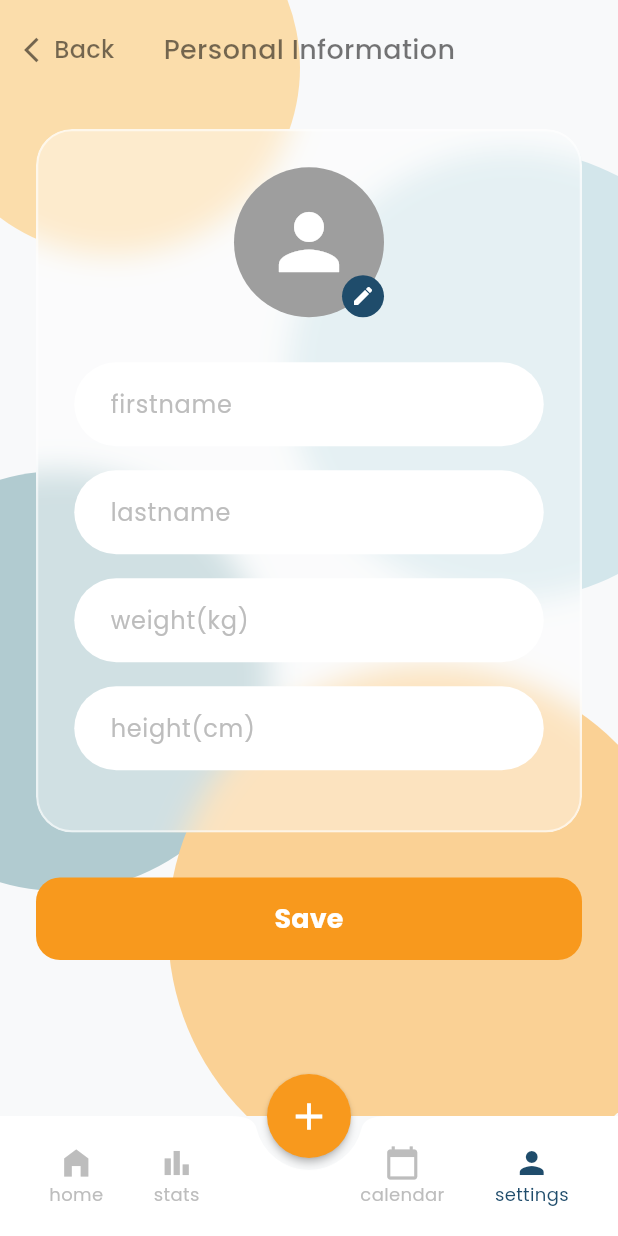
After one commit to xilonm-1/MobileApplicationHealthDay, a Flutter app: the PersonalInfoScreen screen opened directly, on a phone screen of 412 x 824 dp. The commit adds this screen. Run offline on Flutter 3.47's test engine with Material 3 defaults, Android fonts, the light colour scheme and no system bars; our stand-ins replace table_calendar.

Commit message:
personal_info_updated

```diff
--- /dev/null
+++ b/lib/screens/personal_info_screen.dart
@@ -0,0 +1,282 @@
+import 'dart:ui';
+import 'package:flutter/material.dart';
+
+class PersonalInfoScreen extends StatefulWidget {
+  const PersonalInfoScreen({Key? key}) : super(key: key);
+
+  @override
+  State<PersonalInfoScreen> createState() => _PersonalInfoScreenState();
+}
+
+class _PersonalInfoScreenState extends State<PersonalInfoScreen> {
+  @override
+  Widget build(BuildContext context) {
+    return Scaffold(
+      backgroundColor: const Color(0xFFF8F9FA), // สีพื้นหลังหลักขาวอมเทานิดๆ
+      body: Stack(
+        children: [
+          // พื้นหลังลูกกลมๆ สีส้ม (บนซ้าย)
+          Positioned(
+            top: -80,
+            left: -50,
+            child: Container(
+              width: 250,
+              height: 250,
+              decoration: const BoxDecoration(
+                shape: BoxShape.circle,
+                color: Color(0xFFFBDDAB), // สีส้มอ่อน
+              ),
+            ),
+          ),
+          // พื้นหลังลูกกลมๆ สีฟ้า (บนขวา)
+          Positioned(
+            top: 100,
+            right: -80,
+            child: Container(
+              width: 300,
+              height: 300,
+              decoration: const BoxDecoration(
+                shape: BoxShape.circle,
+                color: Color(0xFFD3E6EB), // สีฟ้าอ่อน
+              ),
+            ),
+          ),
+          // พื้นหลังลูกกลมๆ สีฟ้า (ล่างซ้าย)
+          Positioned(
+            bottom: 150,
+            left: -100,
+            child: Container(
+              width: 280,
+              height: 280,
+              decoration: const BoxDecoration(
+                shape: BoxShape.circle,
+                color: Color(0xFFB1CBD0), // สีฟ้าเข้มขึ้นมานิดนึง
+              ),
+            ),
+          ),
+          // พื้นหลังลูกกลมๆ สีส้ม (ล่างขวา)
+          Positioned(
+            bottom: -50,
+            right: -50,
+            child: Container(
+              width: 350,
+              height: 350,
+              decoration: const BoxDecoration(
+                shape: BoxShape.circle,
+                color: Color(0xFFFAD195), // สีส้ม
+              ),
+            ),
+          ),
+
+          // ส่วนของ UI หลัก
+          SafeArea(
+            child: Column(
+              children: [
+                // Header (ปุ่ม Back และ Title)
+                Padding(
+                  padding: const EdgeInsets.symmetric(horizontal: 16, vertical: 20),
+                  child: Row(
+                    children: [
+                      GestureDetector(
+                        onTap: () {
+                          Navigator.pop(context); // กลับไปหน้า Home
+                        },
+                        child: Row(
+                          children: const [
+                            Icon(Icons.arrow_back_ios, color: Colors.black54, size: 20),
+                            Text(
+                              "Back",
+                              style: TextStyle(
+                                color: Colors.black54,
+                                fontSize: 16,
+                                fontWeight: FontWeight.w500,
+                              ),
+                            ),
+                          ],
+                        ),
+                      ),
+                      const Expanded(
+                        child: Center(
+                          child: Text(
+                            "Personal Information",
+                            style: TextStyle(
+                              color: Colors.black54,
+                              fontSize: 18,
+                              fontWeight: FontWeight.w500,
+                            ),
+                          ),
+                        ),
+                      ),
+                      const SizedBox(width: 60), // บาลานซ์ช่องว่างให้ Title อยู่ตรงกลาง
+                    ],
+                  ),
+                ),
+
+                Expanded(
+                  child: SingleChildScrollView(
+                    padding: const EdgeInsets.symmetric(horizontal: 24),
+                    child: Column(
+                      children: [
+                        const SizedBox(height: 20),
+                        // วิดเจ็ตแบบกระจก (Glassmorphism)
+                        ClipRRect(
+                          borderRadius: BorderRadius.circular(24),
+                          child: BackdropFilter(
+                            filter: ImageFilter.blur(sigmaX: 10, sigmaY: 10),
+                            child: Container(
+                              padding: const EdgeInsets.all(24),
+                              decoration: BoxDecoration(
+                                color: Colors.white.withOpacity(0.4),
+                                borderRadius: BorderRadius.circular(24),
+                                border: Border.all(
+                                  color: Colors.white.withOpacity(0.6),
+                                  width: 1.5,
+                                ),
+                              ),
+                              child: Column(
+                                children: [
+                                  // รูปโปรไฟล์และไอคอนแก้ไข
+                                  Stack(
+                                    alignment: Alignment.bottomRight,
+                                    children: [
+                                      const CircleAvatar(
+                                        radius: 50,
+                                        backgroundColor: Colors.grey,
+                                        child: Icon(
+                                          Icons.person,
+                                          size: 60,
+                                          color: Colors.white,
+                                        ),
+                                      ),
+                                      Container(
+                                        padding: const EdgeInsets.all(6),
+                                        decoration: const BoxDecoration(
+                                          color: Color(0xFF1F4C6B),
+                                          shape: BoxShape.circle,
+                                        ),
+                                        child: const Icon(
+                                          Icons.edit,
+                                          color: Colors.white,
+                                          size: 16,
+                                        ),
+                                      ),
+                                    ],
+                                  ),
+                                  const SizedBox(height: 30),
+
+                                  // ช่องกรอกข้อมูล
+                                  _buildTextField("firstname"),
+                                  _buildTextField("lastname"),
+                                  _buildTextField("weight(kg)"), // แก้จาก km เป็น kg ให้แล้วครับ
+                                  _buildTextField("height(cm)"),
+                                ],
+                              ),
+                            ),
+                          ),
+                        ),
+
+                        const SizedBox(height: 30),
+
+                        // ปุ่ม Save
+                        SizedBox(
+                          width: double.infinity,
+                          height: 55,
+                          child: ElevatedButton(
+                            onPressed: () {
+                              // ใส่ Logic ตอนกด Save ตรงนี้
+                            },
+                            style: ElevatedButton.styleFrom(
+                              backgroundColor: const Color(0xFFF8991D), // สีส้ม
+                              shape: RoundedRectangleBorder(
+                                borderRadius: BorderRadius.circular(16),
+                              ),
+                              elevation: 0,
+                            ),
+                            child: const Text(
+                              "Save",
+                              style: TextStyle(
+                                fontSize: 18,
+                                fontWeight: FontWeight.bold,
+                                color: Colors.white,
+                              ),
+                            ),
+                          ),
+                        ),
+                        const SizedBox(height: 40),
+                      ],
+                    ),
+                  ),
+                ),
+              ],
+            ),
+          ),
+        ],
+      ),
+
+      // ส่วนของ Bottom Navigation Bar แบบมีปุ่มตรงกลาง
+      floatingActionButton: FloatingActionButton(
+        onPressed: () {},
+        backgroundColor: const Color(0xFFF8991D),
+        elevation: 2,
+        shape: RoundedRectangleBorder(borderRadius: BorderRadius.circular(50)),
+        child: const Icon(Icons.add, color: Colors.white, size: 30),
+      ),
+      floatingActionButtonLocation: FloatingActionButtonLocation.centerDocked,
+      bottomNavigationBar: BottomAppBar(
+        shape: const CircularNotchedRectangle(),
+        notchMargin: 8.0,
+        color: Colors.white,
+        child: SizedBox(
+          height: 60,
+          child: Row(
+            mainAxisAlignment: MainAxisAlignment.spaceAround,
+            children: [
+              _buildBottomNavItem(Icons.home_filled, "home", false),
+              _buildBottomNavItem(Icons.bar_chart, "stats", false),
+              const SizedBox(width: 40), // เว้นที่ให้ปุ่มบวกตรงกลาง
+              _buildBottomNavItem(Icons.calendar_today, "calendar", false),
+              _buildBottomNavItem(Icons.person, "settings", true), // Active state
+            ],
+          ),
+        ),
+      ),
+    );
+  }
+
+  // Widget สำหรับสร้าง TextField แต่ละช่อง
+  Widget _buildTextField(String hint) {
+    return Padding(
+      padding: const EdgeInsets.only(bottom: 16),
+      child: Container(
+        decoration: BoxDecoration(
+          color: Colors.white,
+          borderRadius: BorderRadius.circular(30),
+        ),
+        child: TextField(
+          decoration: InputDecoration(
+            hintText: hint,
+            hintStyle: TextStyle(color: Colors.grey.shade400),
+            border: InputBorder.none,
+            contentPadding: const EdgeInsets.symmetric(horizontal: 24, vertical: 16),
+          ),
+        ),
+      ),
+    );
+  }
+
+  // Widget สำหรับสร้างไอคอนใน Bottom Navigation Bar
+  Widget _buildBottomNavItem(IconData icon, String label, bool isActive) {
+    final color = isActive ? const Color(0xFF1F4C6B) : Colors.grey.shade400;
+    return Column(
+      mainAxisSize: MainAxisSize.min,
+      mainAxisAlignment: MainAxisAlignment.center,
+      children: [
+        Icon(icon, color: color),
+        Text(
+          label,
+          style: TextStyle(color: color, fontSize: 12),
+        ),
+      ],
+    );
+  }
+}
--- a/lib/screens/setting_page.dart
+++ b/lib/screens/setting_page.dart
@@ -3,7 +3,8 @@ import 'package:flutter/material.dart';
 import 'package:flutter/cupertino.dart';
 import '../constants/app_colors.dart';
 import '../screens/main_screen.dart';
-import '../widgets/background_wrapper.dart'; // อย่าลืมตรวจสอบ Path นี้นะครับ
+import '../widgets/background_wrapper.dart';
+import '../screens/personal_info_screen.dart';
 
 class SettingPage extends StatefulWidget {
   const SettingPage({super.key});
@@ -19,10 +20,9 @@ class _SettingPageState extends State<SettingPage> {
 
   @override
   Widget build(BuildContext context) {
-    // --- แก้ไข: เปลี่ยน Scaffold Body ให้เป็น BackgroundWrapper ---
     return Scaffold(
       backgroundColor: AppColors.backgroundColor,
-      body: BackgroundWrapper( // ใช้ตัว Wrapper ครอบเพื่อให้มี Background Orbs เหมือนหน้าอื่นๆ
+      body: BackgroundWrapper(
         child: SafeArea(
           child: Column(
             children: [
@@ -35,7 +35,21 @@ class _SettingPageState extends State<SettingPage> {
                   children: [
                     // --- Section: Profile ---
                     _buildSectionTitle("Profile"),
-                    _buildSettingItem(iconPath: 'assets/icons/profile_icon.png', title: "Edit Personal Information", onTap: () {}),
+
+                    // ---> แก้ไข: ใส่ Navigator.push ใน onTap ตรงนี้ <---
+                    _buildSettingItem(
+                      iconPath: 'assets/icons/profile_icon.png',
+                      title: "Edit Personal Information",
+                      onTap: () {
+                        Navigator.push(
+                          context,
+                          MaterialPageRoute(
+                            builder: (context) => const PersonalInfoScreen(),
+                          ),
+                        );
+                      }
+                    ),
+
                     _buildSettingItem(iconPath: 'assets/icons/goal_icon.png', title: "Goals", onTap: () {}),
                     const SizedBox(height: 25),
 
```
